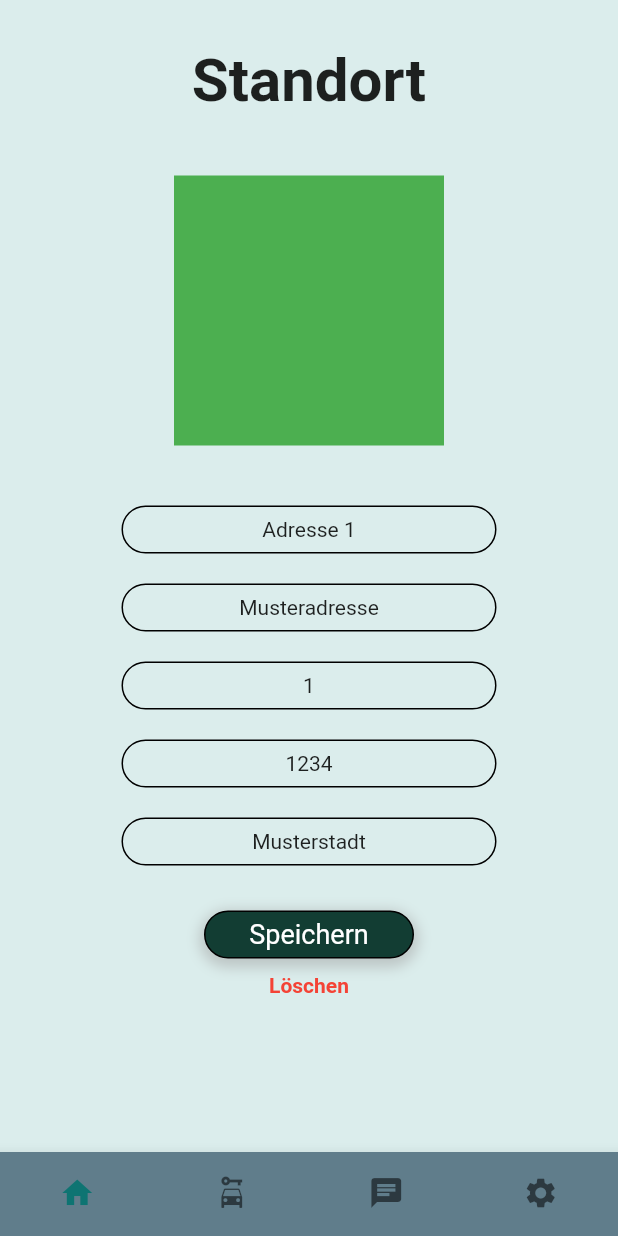
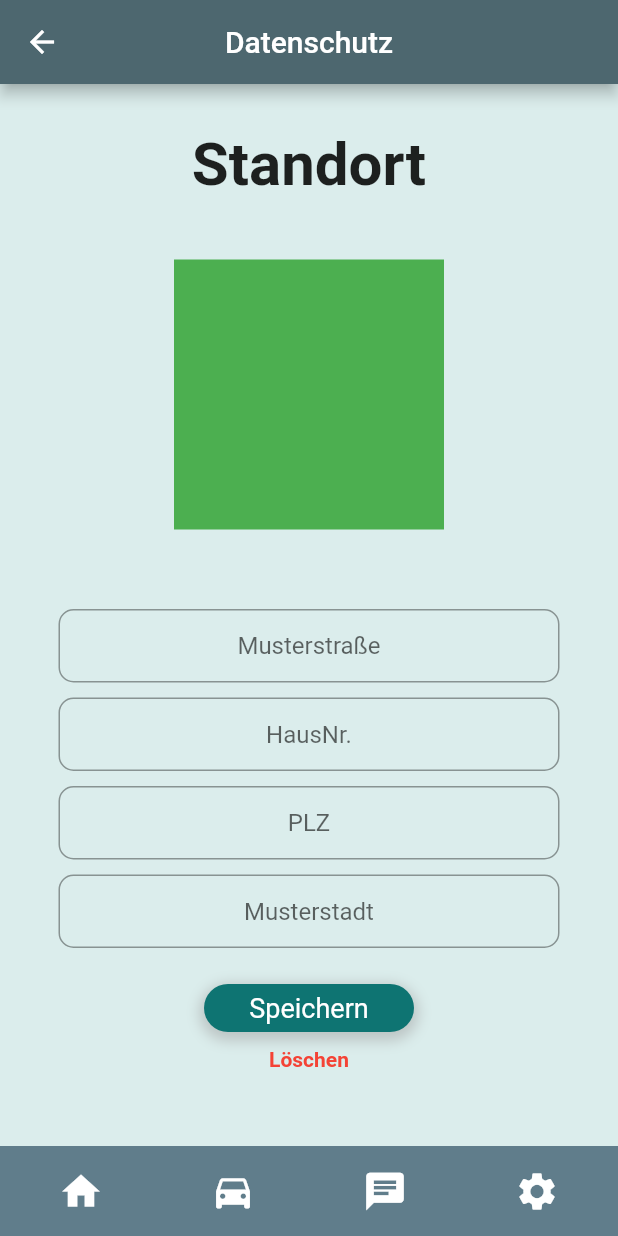
Before and after one commit to MaechtigerMetzger/UniGo, a Flutter app: the StandortoneScreen screen opened directly, on a phone screen of 412 x 824 dp. Run offline on Flutter 3.47's test engine with Material 2 defaults, Android fonts, the phone set to English and light mode, and no system bars; our stand-ins replace flutter_form_builder, flutter_map, flutter_svg, form_builder_validators, get, google_fonts and 2 more; missing offline and left inert: open_street_map_search_and_pick, string_similarity; accounts and stored records are empty.

Commit message:
StandortScreen verlinkt.

```diff
--- a/lib/screens/standort/standortone_screen.dart
+++ b/lib/screens/standort/standortone_screen.dart
@@ -1,4 +1,9 @@
 import 'package:flutter/material.dart';
+
+import '../auswahl_screen.dart';
+import '../chat/chat_screen.dart';
+import '../co2_screen.dart';
+import '../settings_screen.dart';
 
 class StandortoneScreen extends StatefulWidget {
   const StandortoneScreen({Key? key}) : super(key: key);
@@ -11,7 +16,55 @@ class _StandortoneScreenState extends State<StandortoneScreen> {
   @override
   Widget build(BuildContext context) {
     return Scaffold(
-      bottomNavigationBar: _bottomNavigationBar(),
+      appBar: AppBar(
+        iconTheme: const IconThemeData(
+          color: Color.fromARGB(255, 255, 255, 255),
+        ),
+        backgroundColor: const Color.fromARGB(255, 77, 103, 111),
+        centerTitle: true,
+        title: const Text(
+          "Datenschutz",
+          style: TextStyle(color: Colors.white),
+        ),
+      ),
+      bottomNavigationBar: Container(
+        padding: EdgeInsets.only(left: 30, top: 0, right: 30, bottom: 0),
+        height: 60,
+        color: Colors.blueGrey,
+        child: Row(
+          mainAxisAlignment: MainAxisAlignment.spaceBetween,
+          children: [
+            IconButton(
+              icon: Icon(Icons.home, size: 30, color: Colors.white),
+              onPressed: () {
+                Navigator.of(context)
+                    .push(MaterialPageRoute(builder: (context) => CO2Screen()));
+              },
+            ),
+            IconButton(
+              icon: Icon(Icons.directions_car, size: 30, color: Colors.white),
+              onPressed: () {
+                Navigator.of(context).push(
+                    MaterialPageRoute(builder: (context) => AuswahlScreen()));
+              },
+            ),
+            IconButton(
+              icon: Icon(Icons.chat, size: 30, color: Colors.white),
+              onPressed: () {
+                Navigator.of(context).push(
+                    MaterialPageRoute(builder: (context) => ChatScreen()));
+              },
+            ),
+            IconButton(
+              icon: Icon(Icons.settings, size: 30, color: Colors.white),
+              onPressed: () {
+                Navigator.of(context).push(
+                    MaterialPageRoute(builder: (context) => SettingsScreen()));
+              },
+            ),
+          ],
+        ),
+      ),
       backgroundColor: Color.fromARGB(255, 219, 237, 236),
       body: SafeArea(
         child: Column(
@@ -28,25 +81,9 @@ class _StandortoneScreenState extends State<StandortoneScreen> {
             SizedBox(
               height: 40,
             ),
-            _buildInput('Adresse 1'),
+            _form(),
             SizedBox(
-              height: 20,
-            ),
-            _buildInput('Musteradresse'),
-            SizedBox(
-              height: 20,
-            ),
-            _buildInput('1'),
-            SizedBox(
-              height: 20,
-            ),
-            _buildInput('1234'),
-            SizedBox(
-              height: 20,
-            ),
-            _buildInput('Musterstadt'),
-            SizedBox(
-              height: 30,
+              height: 16,
             ),
             _button(),
             SizedBox(
@@ -62,6 +99,85 @@ class _StandortoneScreenState extends State<StandortoneScreen> {
     );
   }
 
+  Container _form() {
+    return Container(
+            width: 350,
+            decoration: BoxDecoration(
+              borderRadius: BorderRadius.circular(20),
+            ),
+            child: Padding(
+              padding: const EdgeInsets.all(8.0),
+              child: Form(
+                child: Column(
+                  mainAxisAlignment: MainAxisAlignment.spaceAround,
+                  children: [
+                    SizedBox(
+                      height: 5,
+                    ),
+                    TextFormField(
+                      textAlign: TextAlign.center,
+                      decoration: InputDecoration(
+                        border: OutlineInputBorder(
+                          borderRadius: BorderRadius.circular(10.0),
+                          borderSide: BorderSide(color: Colors.teal),
+                        ),
+                        hintText: 'Musterstraße',
+                        isDense: true, // Added this
+                        contentPadding: EdgeInsets.all(15),
+                      ),
+                    ),
+                    SizedBox(
+                      height: 10,
+                    ),
+                    TextFormField(
+                      textAlign: TextAlign.center,
+                      decoration: InputDecoration(
+                        border: OutlineInputBorder(
+                          borderRadius: BorderRadius.circular(10.0),
+                          borderSide: BorderSide(color: Colors.teal),
+                        ),
+                        hintText: 'HausNr.',
+                        isDense: true, // Added this
+                        contentPadding: EdgeInsets.all(15),
+                      ),
+                    ),
+                    SizedBox(
+                      height: 10,
+                    ),
+                    TextFormField(
+                      textAlign: TextAlign.center,
+                      decoration: InputDecoration(
+                        border: OutlineInputBorder(
+                          borderRadius: BorderRadius.circular(10.0),
+                          borderSide: BorderSide(color: Colors.teal),
+                        ),
+                        hintText: 'PLZ',
+                        isDense: true, // Added this
+                        contentPadding: EdgeInsets.all(15),
+                      ),
+                    ),
+                    SizedBox(
+                      height: 10,
+                    ),
+                    TextFormField(
+                      textAlign: TextAlign.center,
+                      decoration: InputDecoration(
+                        border: OutlineInputBorder(
+                          borderRadius: BorderRadius.circular(10.0),
+                          borderSide: BorderSide(color: Colors.teal),
+                        ),
+                        hintText: 'Musterstadt',
+                        isDense: true, // Added this
+                        contentPadding: EdgeInsets.all(15),
+                      ),
+                    ),
+                  ],
+                ),
+              ),
+            ),
+          );
+  }
+
   Container _button() {
     return Container(
             height: 32,
@@ -75,12 +191,8 @@ class _StandortoneScreenState extends State<StandortoneScreen> {
                   offset: Offset(0, 3), // changes position of shadow
                 ),
               ],
-              color: const Color.fromARGB(255, 18, 61, 51),
+              color: const Color.fromARGB(255, 14, 116, 114),
               borderRadius: BorderRadius.circular(20),
-              border: Border.all(
-                color: Colors.black,
-                width: 1,
-              ),
             ),
             child: const Center(
               child: Text(
```
